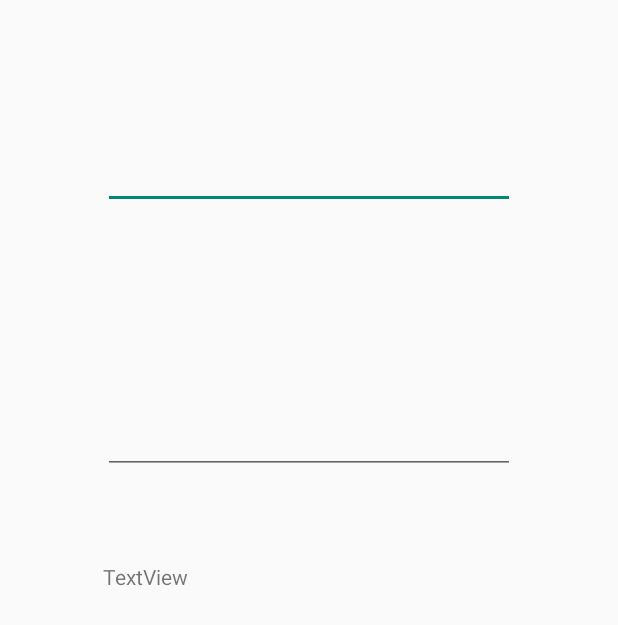
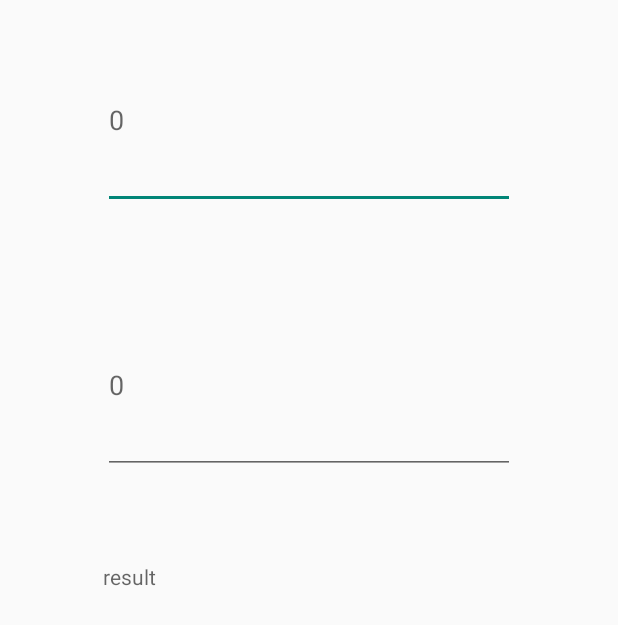
Before and after one commit to ad2553/N0911_OptionsMenu, an Android app: the screen it shows after launch (MainActivity), on a phone screen of 412 x 824 dp. Shown: the part 273-898 px from the top of the screen. Run offline under Robolectric (Android 15) with nearby library versions, the phone set to English and light mode, and no system bars.

```diff
--- a/app/src/main/res/layout/activity_main.xml
+++ b/app/src/main/res/layout/activity_main.xml
@@ -24,12 +24,13 @@
             android:layout_weight="5" />
 
         <EditText
-            android:id="@+id/editTextNumberDecimal"
+            android:id="@+id/firstIn"
             android:layout_width="match_parent"
             android:layout_height="0dp"
             android:layout_weight="4"
             android:ems="10"
-            android:inputType="numberDecimal" />
+            android:hint="0"
+            android:inputType="numberDecimal|numberSigned" />
 
         <Space
             android:layout_width="match_parent"
@@ -37,12 +38,13 @@
             android:layout_weight="2" />
 
         <EditText
-            android:id="@+id/editTextNumberDecimal2"
+            android:id="@+id/secIn"
             android:layout_width="match_parent"
             android:layout_height="0dp"
             android:layout_weight="4"
             android:ems="10"
-            android:inputType="numberDecimal" />
+            android:hint="0"
+            android:inputType="numberDecimal|numberSigned" />
 
         <Space
             android:layout_width="match_parent"
@@ -50,11 +52,12 @@
             android:layout_weight="2" />
 
         <TextView
-            android:id="@+id/textView"
+            android:id="@+id/result"
             android:layout_width="match_parent"
             android:layout_height="0dp"
             android:layout_weight="4"
-            android:text="TextView" />
+            android:hint="result"
+            android:text="" />
 
         <Space
             android:layout_width="match_parent"
```
Also changed, not shown: app/src/main/java/com/example/n0911_optionsmenu/MainActivity.java (+94 -4 lines).
